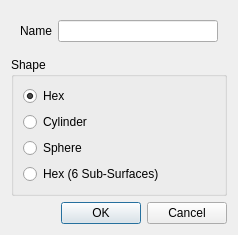
Above: baramMesh/view/geometry/geometry_add_dialog.ui from nextfoam/baram before the change. Below: the same form after it.
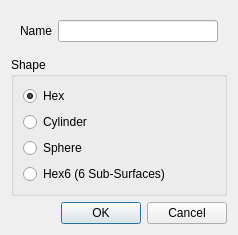
That is the form after the change.

The edit to the form file:
```diff
--- a/baramMesh/view/geometry/geometry_add_dialog.ui
+++ b/baramMesh/view/geometry/geometry_add_dialog.ui
@@ -72,7 +72,7 @@
       <item>
        <widget class="QRadioButton" name="hex6">
         <property name="text">
-         <string>Hex (6 Sub-Surfaces)</string>
+         <string>Hex6 (6 Sub-Surfaces)</string>
         </property>
         <attribute name="buttonGroup">
          <string notr="true">shapeRadios</string>
```
